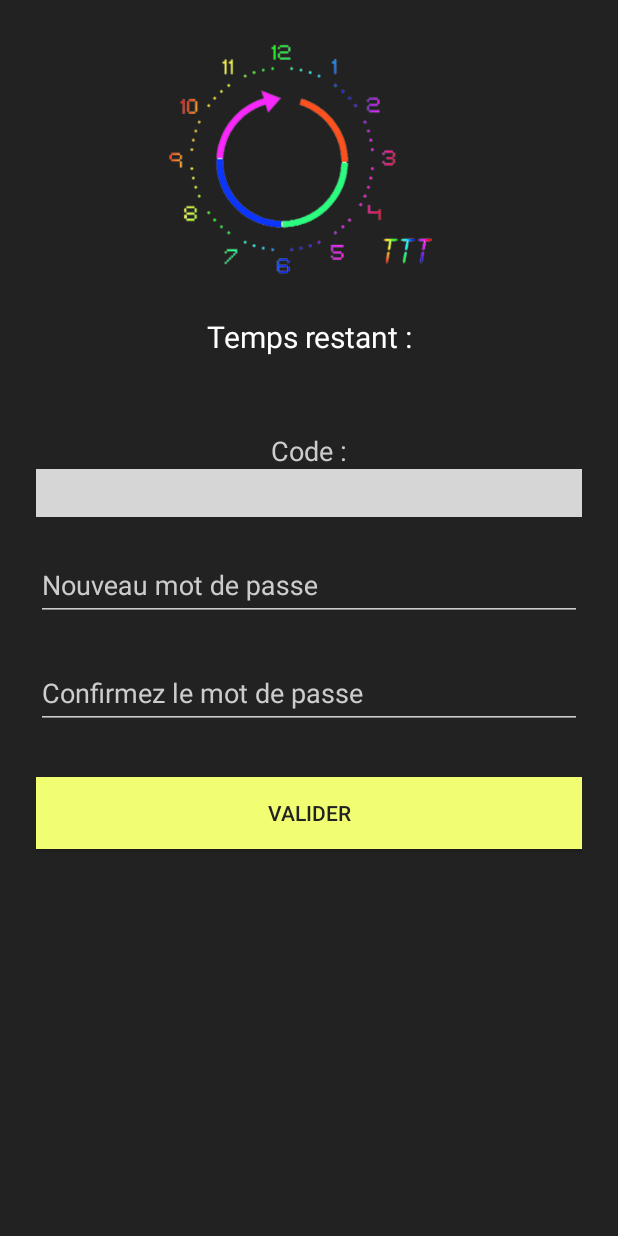
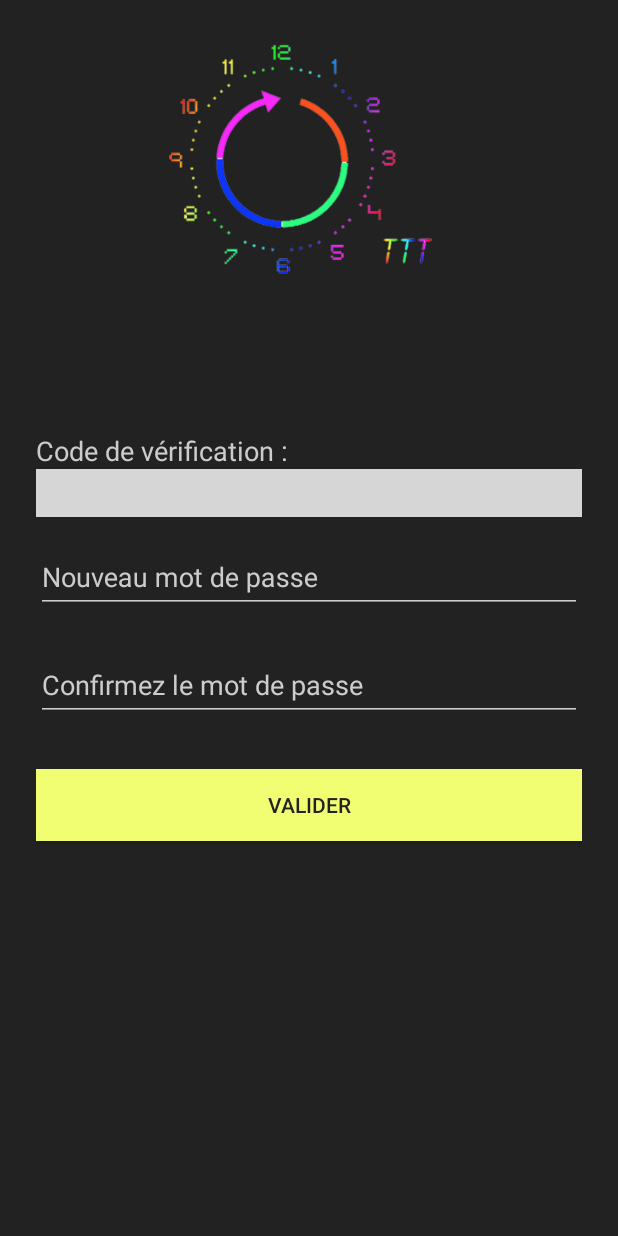
Before and after one commit to Mohdali69/Tidy-Time-Table, an Android app: the layout activity_reset.xml on its own in the app's theme, with its tools: preview values and no code run, on a phone screen of 412 x 824 dp. Run offline under Robolectric (Android 15) with nearby library versions, the phone set to English and light mode, and no system bars; plain views replace Pinview; grey boxes are pictures that could not be loaded.

Commit message:
Légère modification

```diff
--- a/TidyTimeTable/app/src/main/java/com/source/tidytimetable/connection/ResetActivity.java
+++ b/TidyTimeTable/app/src/main/java/com/source/tidytimetable/connection/ResetActivity.java
@@ -176,7 +176,7 @@ public class ResetActivity extends AppCompatActivity {
     public void updateTimer() {
         int minutes = (int) timeLeft / 60000;
         int secondes = (int) timeLeft % 60000 / 1000;
-        String timeLeftText = "Temps restant : ";
+        String timeLeftText = "Votre code de vérification expirera dans ";
         if(minutes>0) {
             timeLeftText += minutes + "min";
         }
--- a/TidyTimeTable/app/src/main/res/layout/activity_reset.xml
+++ b/TidyTimeTable/app/src/main/res/layout/activity_reset.xml
@@ -30,7 +30,7 @@
             android:layout_marginBottom="40dp"
             android:gravity="center_horizontal"
             android:padding="10dp"
-            android:text="@string/time_remaining"
+            android:text=""
             android:textColor="@android:color/white"
             android:textColorLink="@color/iron"
             android:textSize="20dp" />
@@ -39,8 +39,7 @@
             android:id="@+id/textView3"
             android:layout_width="match_parent"
             android:layout_height="wrap_content"
-            android:gravity="center_horizontal"
-            android:text="Code :"
+            android:text="Code de vérification :"
             android:textColor="@color/iron"
             android:textSize="18dp" />
 
@@ -48,7 +47,6 @@
             android:id="@+id/pinView"
             android:layout_width="match_parent"
             android:layout_height="wrap_content"
-            android:layout_marginBottom="5dp"
             app:cursorVisible="true"
             app:forceKeyboard="false"
             app:inputType="number"
```
